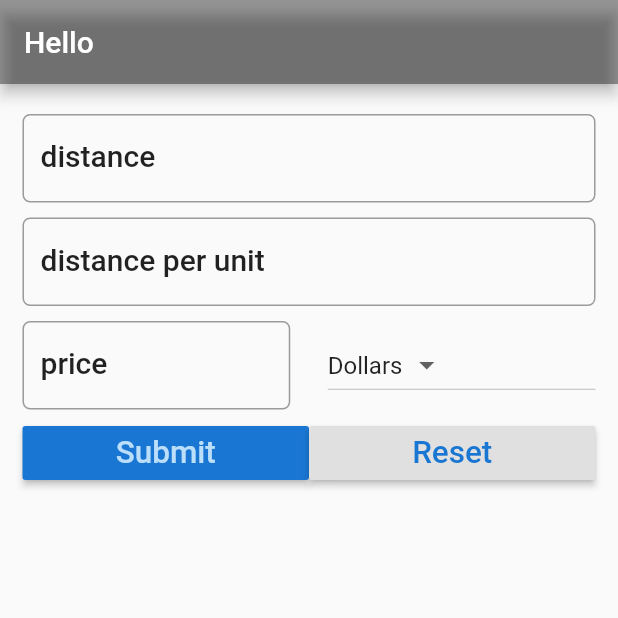
After one commit to PhilippWuerfel/FlutterLearning, a Flutter app: the FuelForm screen opened directly, after a tap on "Submit", on a phone screen of 412 x 824 dp, the top half of it. The commit adds this screen. Run offline on Flutter 3.47's test engine with Material 2 defaults, Android fonts, the phone set to English and light mode, and no system bars.

Commit message:
adding pluralsight_trip_cost_app to repos

```diff
--- /dev/null
+++ b/pluralsight_trip_cost_app/lib/main.dart
@@ -0,0 +1,166 @@
+import 'package:flutter/material.dart';
+
+void main() => runApp(MyApp());
+
+class MyApp extends StatelessWidget {
+  // This widget is the root of your application.
+  @override
+  Widget build(BuildContext context) {
+    return MaterialApp(
+      title: 'Trip Cost Calculater',
+      theme: ThemeData(
+        primarySwatch: Colors.blue,
+      ),
+      home: FuelForm(),
+    );
+  }
+}
+
+class FuelForm extends StatefulWidget {
+  @override
+  State<StatefulWidget> createState() => _FuelFormState();
+}
+
+class _FuelFormState extends State<FuelForm> {
+  final double _formDistance = 5.0;
+
+  TextEditingController distanceController = TextEditingController();
+  TextEditingController avgController = TextEditingController();
+  TextEditingController priceController = TextEditingController();
+
+  String result = '';
+  final _currencies = ['Dollars', 'Euro', 'Pounds'];
+  String _currency = 'Dollars';
+
+  @override
+  Widget build(BuildContext context) {
+    TextStyle textStyle = Theme.of(context).textTheme.headline6;
+    return Scaffold(
+        appBar: AppBar(
+          title: Text("Hello"),
+          backgroundColor: Colors.black38,
+        ),
+        body: Container(
+          padding: EdgeInsets.all(15),
+          child: Column(
+            children: <Widget>[
+              Padding(
+                  padding: EdgeInsets.only(
+                    top: _formDistance,
+                    bottom: _formDistance,
+                  ),
+                  child: TextField(
+                    controller: distanceController,
+                    decoration: InputDecoration(
+                        labelText: "distance",
+                        hintText: "e.g. 124",
+                        labelStyle: textStyle,
+                        border: OutlineInputBorder(
+                            borderRadius: BorderRadius.circular(5.0))),
+                    keyboardType: TextInputType.number,
+                  )),
+              Padding(
+                  padding: EdgeInsets.only(
+                    top: _formDistance,
+                    bottom: _formDistance,
+                  ),
+                  child: TextField(
+                    controller: avgController,
+                    decoration: InputDecoration(
+                        labelText: "distance per unit",
+                        hintText: "e.g. 17",
+                        labelStyle: textStyle,
+                        border: OutlineInputBorder(
+                            borderRadius: BorderRadius.circular(5.0))),
+                    keyboardType: TextInputType.number,
+                  )),
+              Padding(
+                  padding: EdgeInsets.only(
+                    top: _formDistance,
+                    bottom: _formDistance,
+                  ),
+                  child: Row(children: <Widget>[
+                    Expanded(child: TextField(
+                      controller: priceController,
+                      decoration: InputDecoration(
+                          labelText: "price",
+                          hintText: "e.g. 1.65",
+                          labelStyle: textStyle,
+                          border: OutlineInputBorder(
+                              borderRadius: BorderRadius.circular(5.0))),
+                      keyboardType: TextInputType.number,
+                    )),
+                    Container(width: _formDistance*5,),
+                    Expanded(child: DropdownButton<String>(
+                      items: _currencies.map((String value) {
+                        return DropdownMenuItem<String>(
+                            value: value, child: Text(value));
+                      }).toList(),
+                      value: _currency,
+                      onChanged: (String value) {
+                        _onDropDownChanged(value);
+                      },
+                    ))
+                  ])),
+
+              Row(children: <Widget>[
+                Expanded( child: RaisedButton(
+                  color: Theme.of(context).primaryColorDark,
+                  textColor: Theme.of(context).primaryColorLight,
+                  onPressed: () {
+                    setState(() {
+                      result = _calculate();
+                    });
+                  },
+                  child: Text(
+                    'Submit',
+                    textScaleFactor: 1.5,
+                  ),
+                )),
+                Expanded(child: RaisedButton(
+                  color: Theme.of(context).buttonColor,
+                  textColor: Theme.of(context).primaryColorDark,
+                  onPressed: () {
+                    setState(() {
+                      _reset();
+                    });
+                  },
+                  child: Text(
+                    'Reset',
+                    textScaleFactor: 1.5,
+                  ),
+                )),
+              ],),
+
+              Text(result),
+            ],
+          ),
+        ));
+  }
+
+  _onDropDownChanged(String value) {
+    setState(() {
+      this._currency = value;
+    });
+  }
+
+  String _calculate() {
+    double _distance = double.parse(distanceController.text);
+    double _fuelcost = double.parse(priceController.text);
+    double _consumption = double.parse(avgController.text);
+
+    double _totalCost = _distance / _consumption * _fuelcost;
+    String _result =
+        "The total cost of your trip is ${_totalCost.toStringAsFixed(2)} $_currency";
+    return _result;
+  }
+
+  void _reset(){
+    distanceController.text = '';
+    avgController.text = '';
+    priceController.text = '';
+    setState(() {
+      result = '';
+    });
+  }
+}
```
Also changed, not shown: pluralsight_app_widgets/lib/ui/home.dart (+33 -2 lines), pluralsight_trip_cost_app/pubspec.yaml (added, +72 -0 lines), pluralsight_trip_cost_app/pubspec.lock (added), 58 other files.
